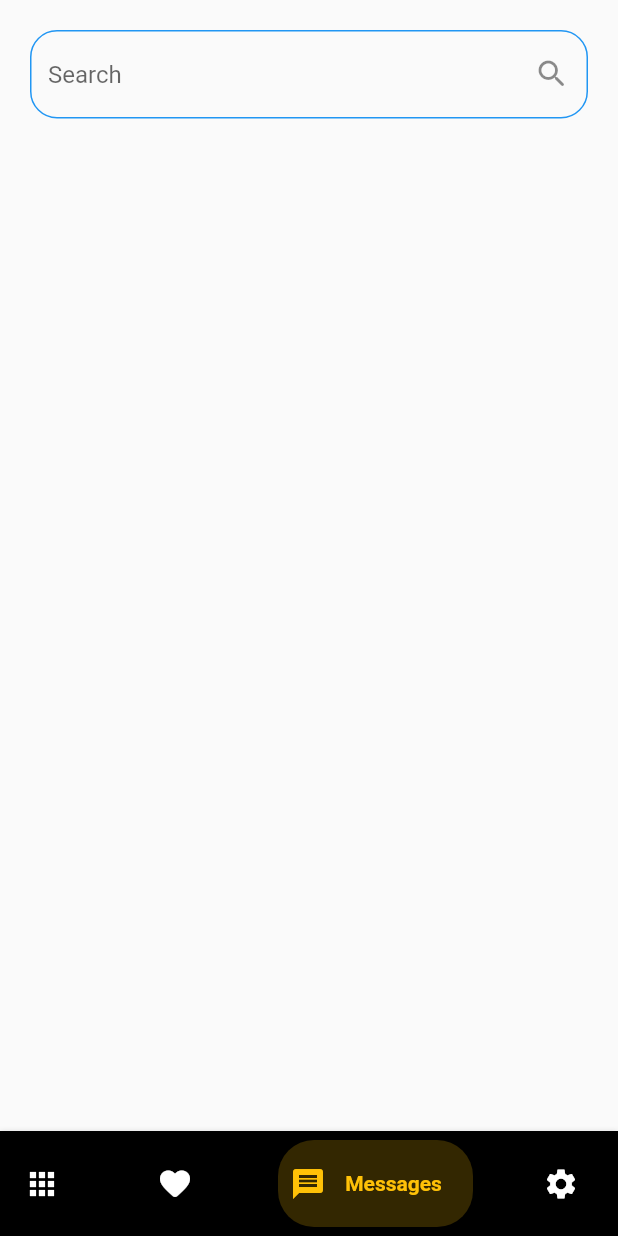
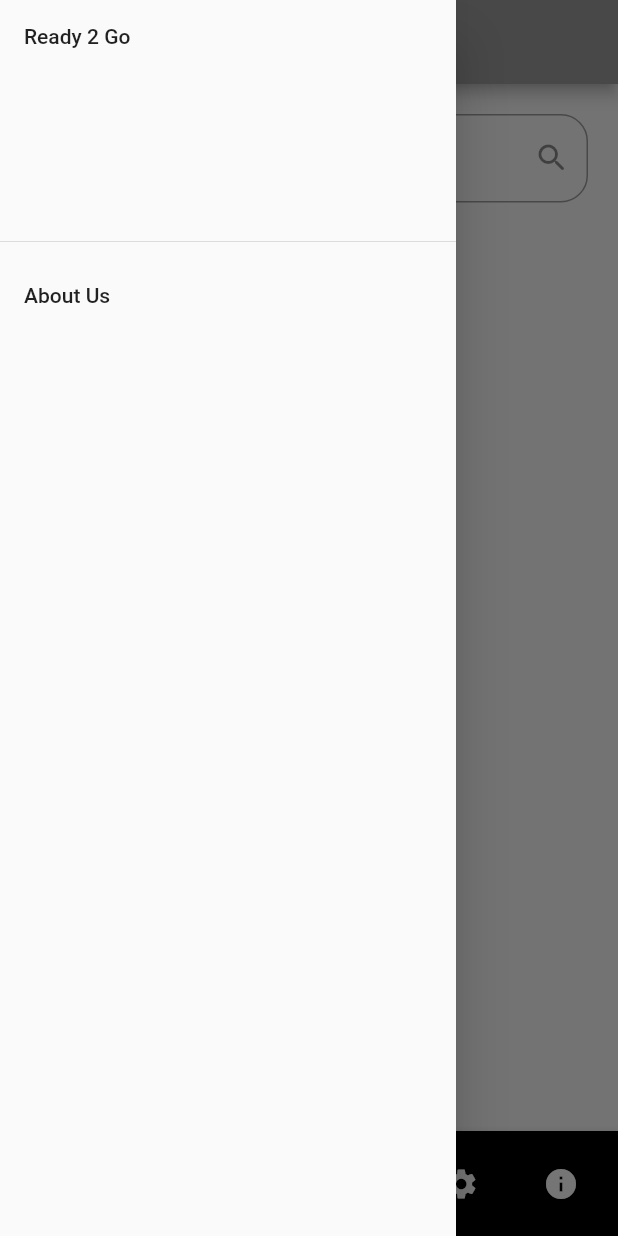
Before and after one commit to Ymedrassi/SE-534-Project, a Flutter app: the MyHomePage screen opened directly, item 3 of the bottom bar chosen, with the side drawer open (before the commit the screen has no drawer), on a phone screen of 412 x 824 dp. Run offline on Flutter 3.47's test engine with Material 2 defaults, Android fonts, the phone set to English and light mode, and no system bars; missing offline and left inert: se_534_project; network calls fail; statements that could not run were skipped.

Commit message:
about us and appbar

```diff
--- a/lib/message_page.dart
+++ b/lib/message_page.dart
@@ -29,7 +29,7 @@ class _MessagePageState extends State<MessagePage> {
                       ),
                     ),
                     enabledBorder: OutlineInputBorder(
-                      borderSide: (BorderSide(width: 1.0, color: Colors.blue)),
+                      borderSide: (BorderSide(width: 1.0, color: Colors.grey)),
                       borderRadius: BorderRadius.all(
                         Radius.circular(18),
                       ),
--- a/lib/tabs_screen.dart
+++ b/lib/tabs_screen.dart
@@ -15,15 +15,31 @@ class _MyHomePageState extends State<MyHomePage> {
   final _inactiveColor = Colors.white;
   @override
   Widget build(BuildContext context) {
-    //final List<NewEntry> ent;
+    final List<NewEntry> ent;
     return Scaffold(
-        // appBar: AppBar(
-        //   automaticallyImplyLeading: false,
-        //   title: Text("Welcome"),
-        //   backgroundColor: Colors.green[200],
-        // ),
+       appBar: AppBar(
+         automaticallyImplyLeading: false,
+         title: Text("Welcome"),
+         backgroundColor: Colors.grey,
+       ),
+      drawer: Drawer(
+        child: ListView(
+          padding: EdgeInsets.zero,
+          children: [
+            DrawerHeader(
+              child: Text("Ready 2 Go"),
+            ),
+            ListTile(
+              title: Text("About Us"),
+              onTap: (){},
+            ),
+          ],
+        ),
+      ),
         body: getBody(),
-        bottomNavigationBar: _buildBottomBar());
+        bottomNavigationBar: _buildBottomBar()
+    );
+
   }
 
   Widget _buildBottomBar() {
@@ -52,9 +68,7 @@ class _MyHomePageState extends State<MyHomePage> {
         ),
         BottomNavyBarItem(
           icon: const Icon(Icons.message),
-          title: const Text(
-            'Messages ',
-          ),
+          title: const Text('Messages '),
           activeColor: Colors.amber,
           inactiveColor: _inactiveColor,
           textAlign: TextAlign.center,
@@ -62,6 +76,13 @@ class _MyHomePageState extends State<MyHomePage> {
         BottomNavyBarItem(
           icon: const Icon(Icons.settings),
           title: const Text('Settings'),
+          activeColor: Colors.amber,
+          inactiveColor: _inactiveColor,
+          textAlign: TextAlign.center,
+        ),
+        BottomNavyBarItem(
+          icon: const Icon(Icons.info),
+          title: const Text('About Us'),
           activeColor: Colors.amber,
           inactiveColor: _inactiveColor,
           textAlign: TextAlign.center,
@@ -88,6 +109,13 @@ class _MyHomePageState extends State<MyHomePage> {
           style: TextStyle(fontSize: 25, fontWeight: FontWeight.bold),
         ),
       ),
+      Container(
+        alignment: Alignment.center,
+        child: const Text(
+          "The Ready 2 Go App is helpful for People who want to rental their Car and also for those who want to rent, this App provides an easy & fastest way to book cars.",
+          style: TextStyle(fontSize: 25, fontWeight: FontWeight.bold, color: Colors.grey),
+        ),
+      ),
     ];
     return IndexedStack(
       index: _currentIndex,
```
